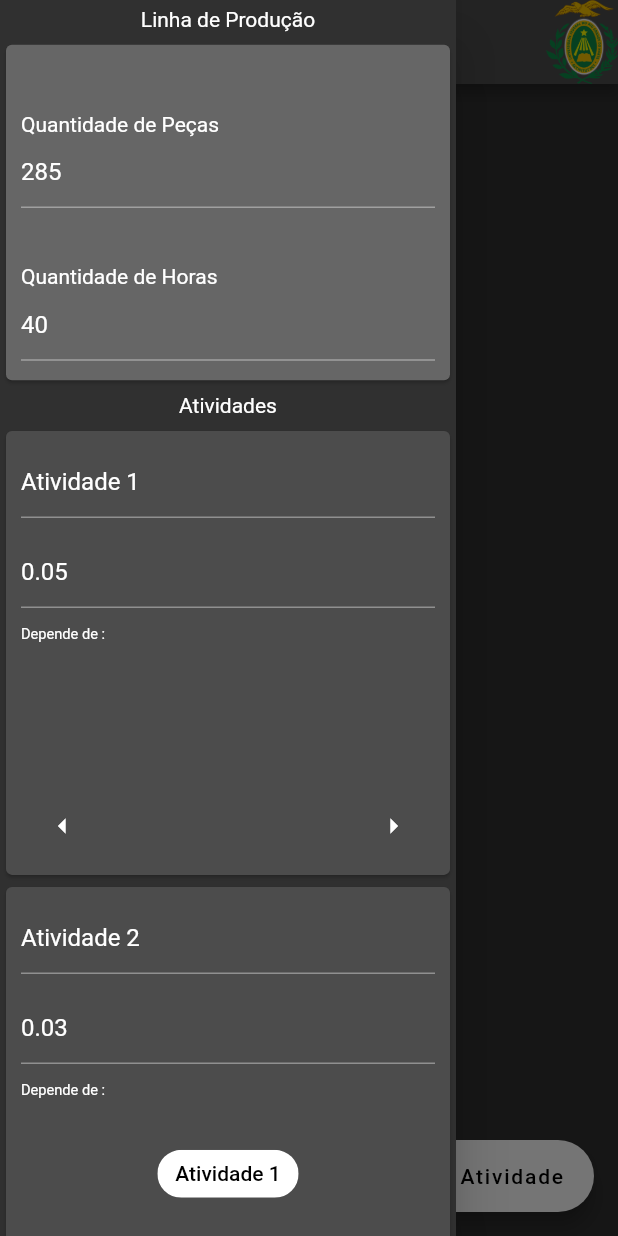
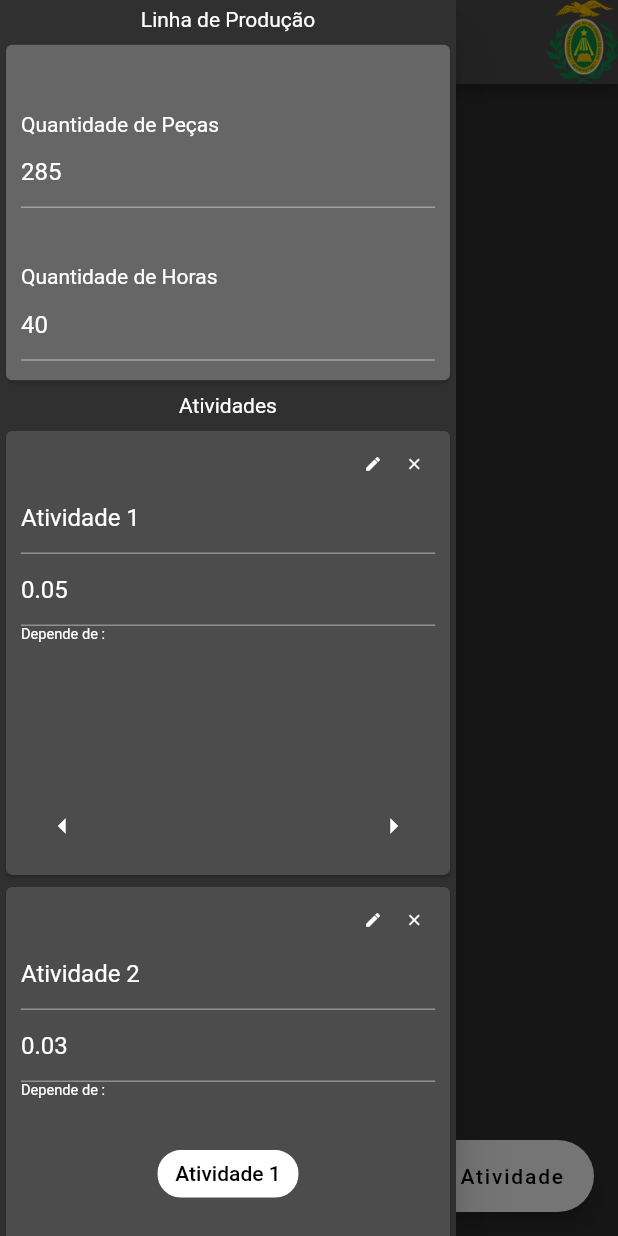
Before and after one commit to varellalexandre/gspufrn, a Flutter app: the screen it shows after launch, with the side drawer open, on a phone screen of 412 x 824 dp. Run offline on Flutter 3.47's test engine with Material 2 defaults, Android fonts, the phone set to English and light mode, and no system bars; our stand-ins replace chips_choice; missing offline and left inert: zoom_widget; Roboto replaces fonts that are missing (Abel).

Commit message:
Finalizando edição dos elementos

```diff
--- a/lib/design/field/sidebar.dart
+++ b/lib/design/field/sidebar.dart
@@ -24,10 +24,11 @@ class sidebar extends StatelessWidget{
 								dependencies:model.depends_on(
 									model.atividades[atividade].id_atv,
 								),
+								linha:model,
 							)
 						)
 					);
-					model.calculateComsoal();
+					//model.calculateComsoal();
 
 					return Drawer(
 						child:Container(
--- a/lib/design/field/vertex.dart
+++ b/lib/design/field/vertex.dart
@@ -4,10 +4,12 @@ import 'package:scoped_model/scoped_model.dart';
 import 'package:gspufrn/design/field/editable.dart';
 import 'package:gspufrn/design/field/list_controller.dart';
 import 'package:gspufrn/design/field/color_theme.dart' as theme;
+import 'package:gspufrn/design/field/crud_dialog.dart';
 
 class Vertex extends StatelessWidget{
 	Job model;
 	List<String> dependencies;
+	Linha linha;
 	TextEditingController tempo_controller;
 	TextEditingController nome_controller;
 	ScrollController scroll_controller = ScrollController(
@@ -18,6 +20,7 @@ class Vertex extends StatelessWidget{
 	Vertex({
 		this.model,
 		this.dependencies,
+		this.linha,
 	}){
 		this.tempo_controller = TextEditingController(text:"${model.tempo}");
 		this.nome_controller = TextEditingController(text:model.nome);
@@ -63,13 +66,55 @@ class Vertex extends StatelessWidget{
 									child:Column(
 										children:[
 											Expanded(
-												flex:5,
+												flex:2,
+												child:Row(
+													children:[
+														Expanded(
+															flex:8,
+															child:Container()
+														),
+														Expanded(
+															flex:1,
+															child:FittedBox(
+																fit:BoxFit.scaleDown,
+																child:IconButton(
+																	icon:Icon(Icons.edit),
+																	onPressed: (){
+																		showDialog(
+																			context:context,
+																			builder:(_)=>crudDialog(
+																				job_model:model,
+																				action:crudDialogAction.edit,
+																				linha_model:linha,
+																			),
+																		);
+																	}
+																)
+															)
+														),
+														Expanded(
+															flex:1,
+															child:FittedBox(
+																fit:BoxFit.scaleDown,
+																child:IconButton(
+																	icon:Icon(Icons.close),
+																	onPressed: (){
+																		model.delete(model.id_atv);
+																	}
+																)
+															)
+														)
+													]
+												)
+											),
+											Expanded(
+												flex:4,
 												child:editable(
 													controller:nome_controller,
 												)
 											),
 											Expanded(
-												flex:5,
+												flex:4,
 												child:editable(
 													controller:tempo_controller,
 													numeric:true,
--- /dev/null
+++ b/lib/design/views/main.dart
@@ -0,0 +1,15 @@
+import 'package:flutter/material.dart';
+import 'package:gspufrn/models/job.dart';
+
+//draggable
+class Main extends StatelessWidget{
+	Linha model;
+
+	Main({this.model});
+
+	@override
+	Widget build(BuildContext context){
+		return Container();
+	}
+
+}
--- a/lib/views/comsoal/app.dart
+++ b/lib/views/comsoal/app.dart
@@ -5,6 +5,7 @@ import 'package:zoom_widget/zoom_widget.dart';
 import 'package:gspufrn/models/job.dart';
 import 'package:gspufrn/design/field/sidebar.dart';
 import 'package:gspufrn/design/field/crud_dialog.dart';
+import 'package:gspufrn/design/views/main.dart';
 
 class Comsoal extends StatelessWidget{
 	Linha linha_model=get_example();
@@ -16,20 +17,7 @@ class Comsoal extends StatelessWidget{
 			appBar:NavBar(),
 			drawer:sidebar(model:linha_model),
 			body:Container(
-				child:Column(
-					children:[
-						Expanded(
-							flex:2,
-							child:Container(
-							),
-						),
-						Expanded(
-							flex:7,
-							child:Container(
-							),
-						),
-					],
-				)
+				child:Main(model:linha_model),
 			),
 			floatingActionButton:FloatingActionButton.extended(
 				onPressed:(){
```
Also changed, not shown: lib/design/field/crud_dialog.dart (+15 -4 lines), lib/models/job.dart (+17 -0 lines).
